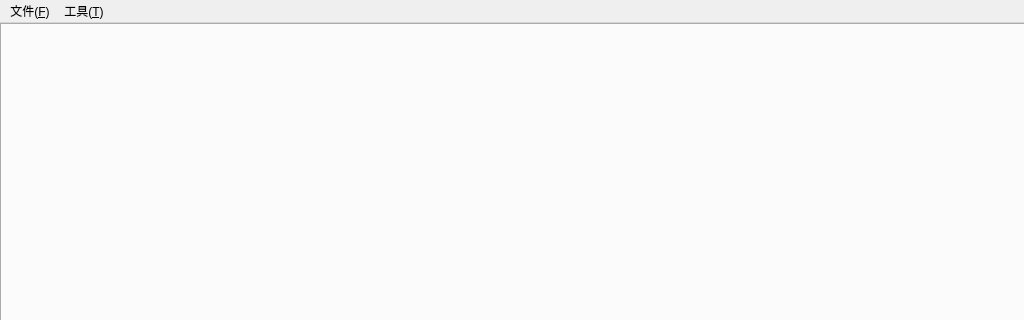
Above: ac1608/mainwindow.ui from jpcstpj7281/gameseer before the change; both pictures show x 0 to 1024 and y 0 to 320 of the 1024 by 768 pixel window. Below: the same form after it.
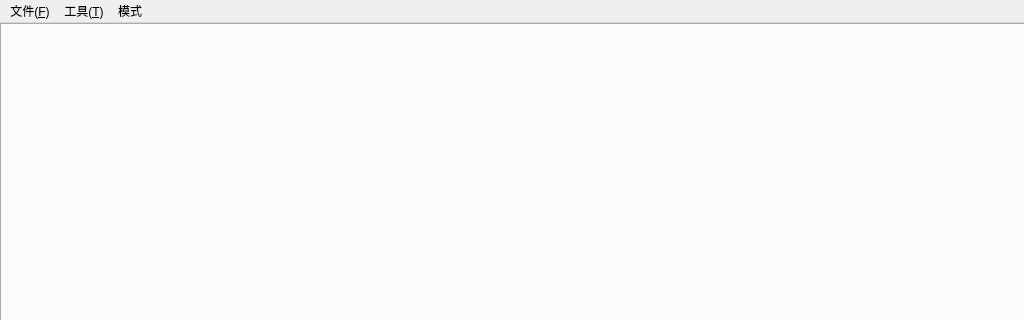
That is the form after the change.

Diff of the .ui file:
```diff
--- a/ac1608/mainwindow.ui
+++ b/ac1608/mainwindow.ui
@@ -75,8 +75,15 @@
     <addaction name="separator"/>
     <addaction name="actionChangePsw"/>
    </widget>
+   <widget class="QMenu" name="menu">
+    <property name="title">
+     <string>模式</string>
+    </property>
+    <addaction name="action_mode_edit"/>
+   </widget>
    <addaction name="menu_F"/>
    <addaction name="menu_T"/>
+   <addaction name="menu"/>
   </widget>
   <widget class="QStatusBar" name="statusBar"/>
   <action name="action">
```
Left out of the diff: 23 changed lines with no effect on the pictures.
